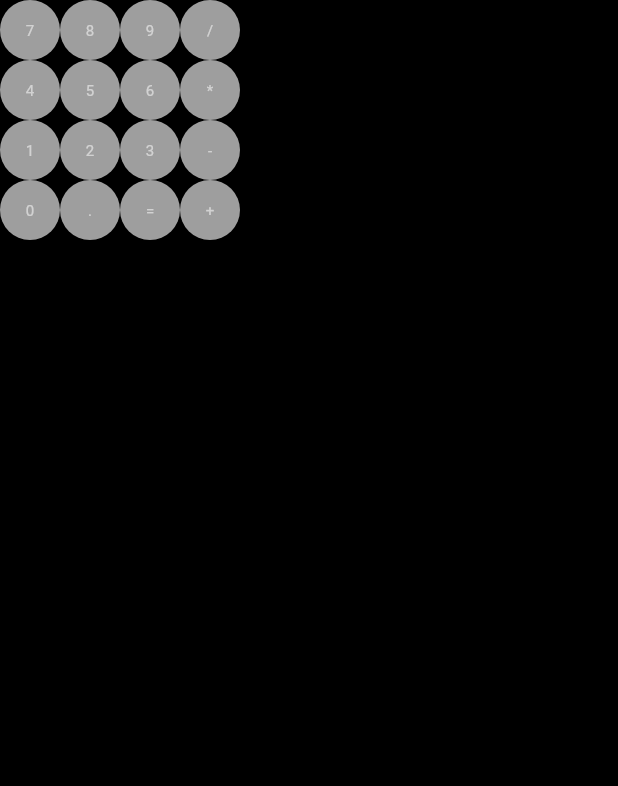
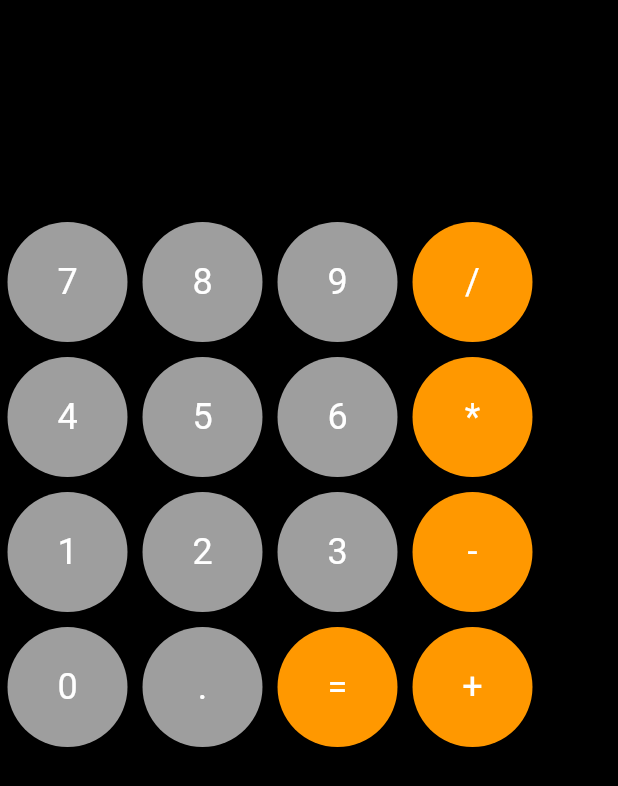
Before and after one commit to Jathu23/calculator_app_flutter, a Flutter app: the screen it shows after launch, on a phone screen of 412 x 824 dp. Shown: the top 786 px of the screen. Run offline on Flutter 3.47's test engine with Material 3 defaults, Android fonts, the phone set to English and light mode, and no system bars.

```diff
--- a/lib/main.dart
+++ b/lib/main.dart
@@ -1,28 +1,38 @@
 import 'package:flutter/material.dart';
 
 void main() {
-
   runApp(const MainApp());
 }
 
-class MainApp extends StatelessWidget {
+class MainApp extends StatefulWidget {
   const MainApp({super.key});
 
+  @override
+  State<MainApp> createState() => _MainAppState();
+}
 
+class _MainAppState extends State<MainApp> {
+  String inputdata = "";
   @override
   Widget build(BuildContext context) {
-
     return MaterialApp(
       home: Scaffold(
         backgroundColor: Colors.black,
         body: Column(
           children: [
+            Container(
+              alignment: Alignment.topLeft,
+              child: Text(
+                inputdata.toString(),
+                style: TextStyle(color: Colors.white, fontSize: 100),
+              ),
+            ),
             Row(
               children: [
                 calbutton("7", Colors.grey),
                 calbutton("8", Colors.grey),
                 calbutton("9", Colors.grey),
-                       calbutton("/", Colors.grey),
+                calbutton("/", Colors.orange),
               ],
             ),
             Row(
@@ -30,7 +40,7 @@ class MainApp extends StatelessWidget {
                 calbutton("4", Colors.grey),
                 calbutton("5", Colors.grey),
                 calbutton("6", Colors.grey),
-                       calbutton("*", Colors.grey),
+                calbutton("*", Colors.orange),
               ],
             ),
             Row(
@@ -38,18 +48,17 @@ class MainApp extends StatelessWidget {
                 calbutton("1", Colors.grey),
                 calbutton("2", Colors.grey),
                 calbutton("3", Colors.grey),
-                       calbutton("-", Colors.grey),
+                calbutton("-", Colors.orange),
               ],
             ),
             Row(
               children: [
                 calbutton("0", Colors.grey),
                 calbutton(".", Colors.grey),
-                       calbutton("=", Colors.grey),
-                       calbutton("+", Colors.grey),
+                calbutton("=", Colors.orange),
+                calbutton("+", Colors.orange),
               ],
             )
-
           ],
         ),
       ),
@@ -57,17 +66,25 @@ class MainApp extends StatelessWidget {
   }
 
   Widget calbutton(String text, Color bgcolor) {
-    return Container(
+    return InkWell(
+      onTap: () {
+        setState(() {
+          inputdata += text;
+        });
+      },
+      child: Container(
+        margin: const EdgeInsets.all(5),
         decoration: BoxDecoration(
           color: bgcolor,
           borderRadius: BorderRadius.circular(100),
         ),
-      height: 40,
-      width: 40,
+        height: 80,
+        width: 80,
         alignment: Alignment.center,
         child: Text(
           text,
-        style: const TextStyle(color: Colors.white54, fontSize: 10),
+          style: const TextStyle(color: Colors.white, fontSize: 24),
+        ),
       ),
     );
   }
```
Lines whose indentation alone changed are shown as unchanged.
